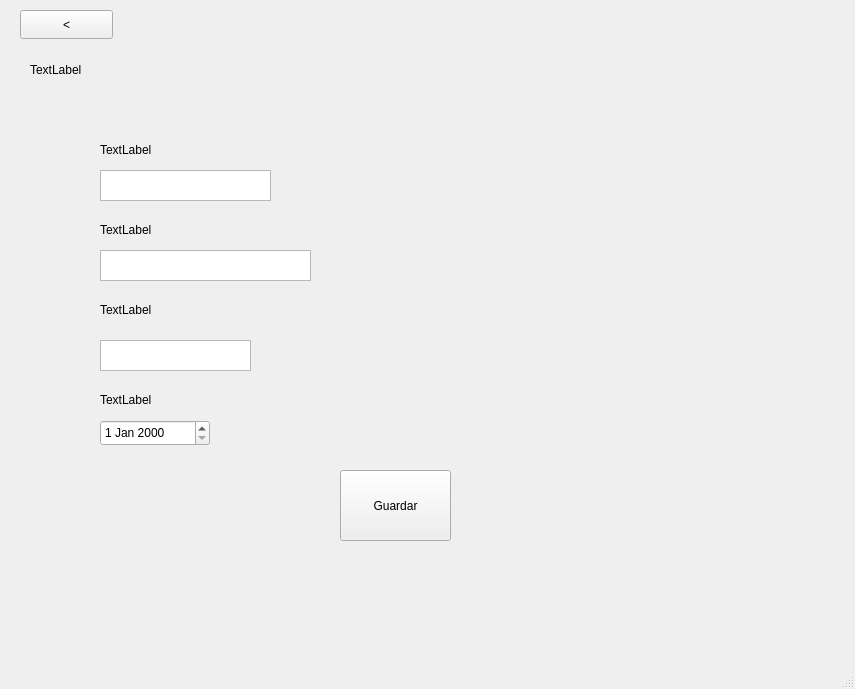
The window that proyecto/mainwindow.ui (anaasemad/IHM_carta) describes before a commit, drawn with Qt 5.
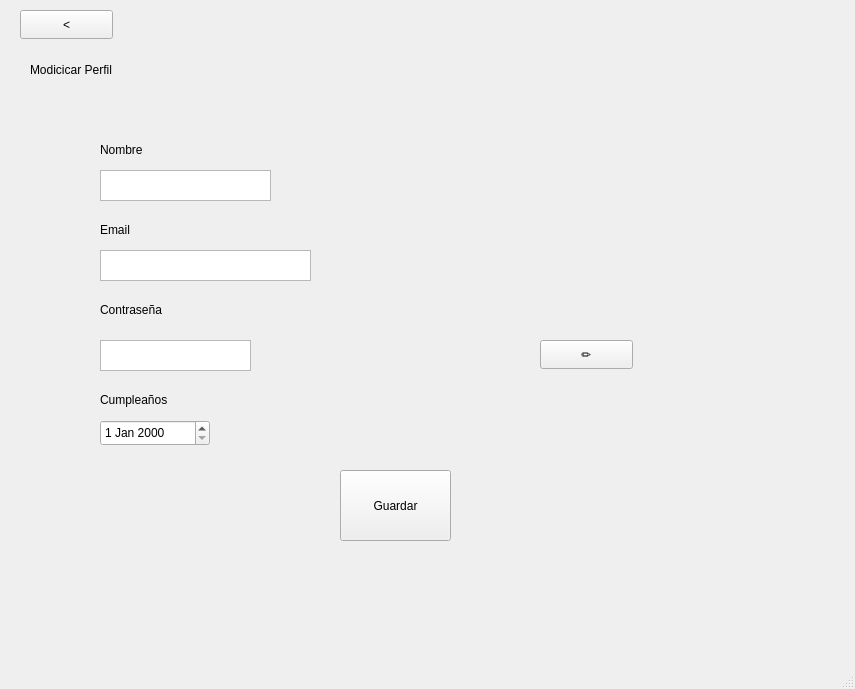
The same window after the commit. The open tabs and pages were chosen to show the change. Icons and pictures are not drawn.

Commit message: Intento de conectar con BBDD, ya va boton volver

Patch:
```diff
--- a/proyecto/mainwindow.ui
+++ b/proyecto/mainwindow.ui
@@ -1412,17 +1412,17 @@
        </layout>
       </widget>
       <widget class="QWidget" name="editar_perfil">
-       <widget class="QLabel" name="label">
+       <widget class="QLabel" name="modificarperfil">
         <property name="geometry">
          <rect>
           <x>30</x>
           <y>60</y>
-          <width>63</width>
+          <width>121</width>
           <height>20</height>
          </rect>
         </property>
         <property name="text">
-         <string>TextLabel</string>
+         <string>Modicicar Perfil</string>
         </property>
        </widget>
        <widget class="QLabel" name="label_2">
@@ -1435,7 +1435,7 @@
          </rect>
         </property>
         <property name="text">
-         <string>TextLabel</string>
+         <string>Nombre</string>
         </property>
        </widget>
        <widget class="QLabel" name="label_3">
@@ -1448,7 +1448,7 @@
          </rect>
         </property>
         <property name="text">
-         <string>TextLabel</string>
+         <string>Email</string>
         </property>
        </widget>
        <widget class="QLabel" name="label_4">
@@ -1456,12 +1456,12 @@
          <rect>
           <x>100</x>
           <y>300</y>
-          <width>63</width>
+          <width>81</width>
           <height>20</height>
          </rect>
         </property>
         <property name="text">
-         <string>TextLabel</string>
+         <string>Contraseña</string>
         </property>
        </widget>
        <widget class="QLabel" name="label_5">
@@ -1469,12 +1469,12 @@
          <rect>
           <x>100</x>
           <y>390</y>
-          <width>63</width>
+          <width>91</width>
           <height>20</height>
          </rect>
         </property>
         <property name="text">
-         <string>TextLabel</string>
+         <string>Cumpleaños</string>
         </property>
        </widget>
        <widget class="QTextEdit" name="textEdit">
@@ -1543,6 +1543,38 @@
          <string>&lt;</string>
         </property>
        </widget>
+       <widget class="QLabel" name="label">
+        <property name="geometry">
+         <rect>
+          <x>500</x>
+          <y>160</y>
+          <width>181</width>
+          <height>171</height>
+         </rect>
+        </property>
+        <property name="text">
+         <string/>
+        </property>
+        <property name="pixmap">
+         <pixmap resource="../resources/imagenes.qrc">:/img/icons/avatar.jpg</pixmap>
+        </property>
+        <property name="scaledContents">
+         <bool>true</bool>
+        </property>
+       </widget>
+       <widget class="QPushButton" name="boton_editar">
+        <property name="geometry">
+         <rect>
+          <x>540</x>
+          <y>340</y>
+          <width>93</width>
+          <height>29</height>
+         </rect>
+        </property>
+        <property name="text">
+         <string>✏️</string>
+        </property>
+       </widget>
       </widget>
       <widget class="QWidget" name="registro">
        <widget class="QWidget" name="fondo_2" native="true">
```
Left out of the diff: 16 changed lines with no effect on the pictures. The commit also changes 16 other files.
